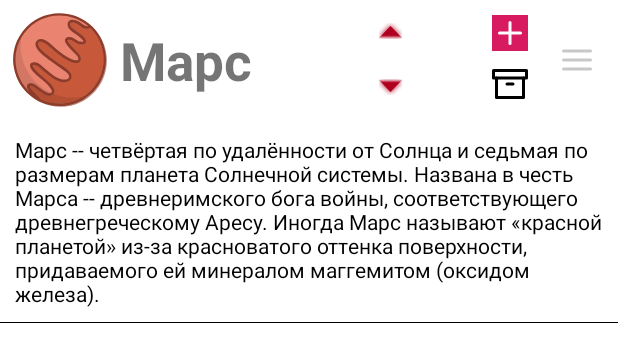
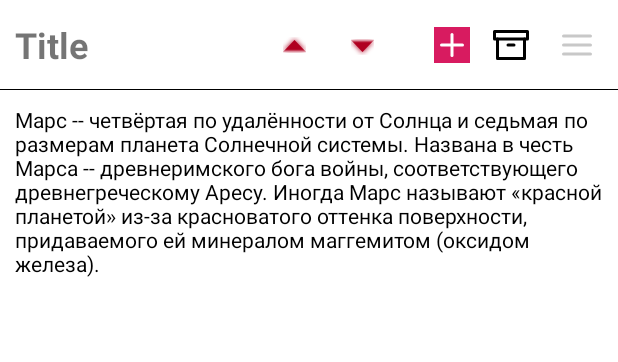
Before and after one commit to FarVoyager/PictureOfTheDay, an Android app: the layout recycler_item_simple.xml on its own in the app's theme, with its tools: preview values and no code run, on a phone screen of 412 x 824 dp. Shown: the top 362 px of the screen. Run offline under Robolectric (Android 15) with nearby library versions, the phone set to English and light mode, and no system bars.

Commit message:
recycler view items redesigned

```diff
--- a/app/src/main/res/layout/recycler_item_mars.xml
+++ b/app/src/main/res/layout/recycler_item_simple.xml
@@ -5,27 +5,24 @@
     android:layout_height="wrap_content"
     xmlns:tools="http://schemas.android.com/tools">
 
-    <androidx.appcompat.widget.AppCompatImageView
-        android:id="@+id/marsImageView"
-        android:layout_width="80dp"
-        android:layout_height="80dp"
-        app:layout_constraintStart_toStartOf="parent"
-        app:layout_constraintTop_toTopOf="parent"
-        app:srcCompat="@drawable/bg_mars" />
 
     <androidx.appcompat.widget.AppCompatTextView
         android:id="@+id/title"
         android:layout_width="wrap_content"
-        android:layout_height="wrap_content"
-        android:text="Марс"
-        android:textSize="35sp"
+        android:layout_height="60dp"
+        android:layout_marginLeft="10dp"
+        android:text="Title"
+        android:gravity="center"
+        android:textAlignment="center"
+        android:textSize="24sp"
         android:textStyle="bold"
-        app:layout_constraintBottom_toBottomOf="@+id/marsImageView"
-        app:layout_constraintStart_toEndOf="@+id/marsImageView"
-        app:layout_constraintTop_toTopOf="@+id/marsImageView" />
+        app:layout_constraintStart_toStartOf="parent"
+        app:layout_constraintTop_toTopOf="parent"
+        android:layout_marginStart="10dp" />
+
 
     <androidx.appcompat.widget.AppCompatTextView
-        android:id="@+id/marsDescriptionTextView"
+        android:id="@+id/descriptionTextView"
         android:layout_width="wrap_content"
         android:layout_height="wrap_content"
         android:padding="10dp"
@@ -34,18 +31,18 @@
         android:visibility="gone"
         app:layout_constraintEnd_toEndOf="parent"
         app:layout_constraintStart_toStartOf="parent"
-        app:layout_constraintTop_toBottomOf="@+id/marsImageView"
+        app:layout_constraintTop_toBottomOf="@+id/title"
         tools:visibility="visible" />
 
     <androidx.appcompat.widget.AppCompatImageView
         android:id="@+id/moveItemUp"
         android:layout_width="wrap_content"
         android:layout_height="wrap_content"
-        android:layout_marginTop="15dp"
-        android:layout_marginRight="60dp"
+        android:layout_marginRight="30dp"
         android:tint="@color/design_default_color_error"
-        app:layout_constraintEnd_toStartOf="@id/addItemImageView"
-        app:layout_constraintTop_toTopOf="parent"
+        app:layout_constraintEnd_toStartOf="@id/moveItemDown"
+        app:layout_constraintTop_toTopOf="@id/title"
+        app:layout_constraintBottom_toBottomOf="@id/title"
         app:srcCompat="@android:drawable/arrow_up_float" />
 
     <androidx.appcompat.widget.AppCompatImageView
@@ -53,31 +50,31 @@
         android:layout_width="wrap_content"
         android:layout_height="wrap_content"
         android:layout_marginTop="25dp"
-        android:layout_marginRight="60dp"
+        android:layout_marginRight="40dp"
         android:tint="@color/design_default_color_error"
-        app:layout_constraintTop_toBottomOf="@id/moveItemUp"
-        app:layout_constraintEnd_toStartOf="@id/removeItemImageView"
+        app:layout_constraintTop_toTopOf="@id/title"
+        app:layout_constraintEnd_toStartOf="@id/addItemImageView"
         app:srcCompat="@android:drawable/arrow_down_float" />
 
     <androidx.appcompat.widget.AppCompatImageView
         android:id="@+id/addItemImageView"
         android:layout_width="wrap_content"
         android:layout_height="wrap_content"
-        android:layout_marginTop="10dp"
-        android:layout_marginRight="60dp"
+        android:layout_marginRight="15dp"
         android:background="@color/colorAccent"
-        app:layout_constraintEnd_toEndOf="parent"
-        app:layout_constraintTop_toTopOf="parent"
+        app:layout_constraintEnd_toStartOf="@id/removeItemImageView"
+        app:layout_constraintTop_toTopOf="@id/title"
+        app:layout_constraintBottom_toBottomOf="@id/title"
         app:srcCompat="@drawable/ic_plus_fab" />
 
     <androidx.appcompat.widget.AppCompatImageView
         android:id="@+id/removeItemImageView"
         android:layout_width="wrap_content"
         android:layout_height="wrap_content"
-        android:layout_marginTop="10dp"
-        android:layout_marginRight="60dp"
-        app:layout_constraintEnd_toEndOf="parent"
-        app:layout_constraintTop_toBottomOf="@id/addItemImageView"
+        android:layout_marginRight="20dp"
+        app:layout_constraintEnd_toStartOf="@id/dragHandleImageView"
+        app:layout_constraintTop_toTopOf="@id/title"
+        app:layout_constraintBottom_toBottomOf="@id/title"
         app:srcCompat="@drawable/ic_archive" />
 
     <androidx.appcompat.widget.AppCompatImageView
@@ -86,15 +83,15 @@
         android:layout_height="wrap_content"
         android:layout_marginRight="15dp"
         android:tint="@color/cardview_shadow_start_color"
-        app:layout_constraintBottom_toBottomOf="@+id/marsImageView"
+        app:layout_constraintBottom_toBottomOf="@+id/title"
         app:layout_constraintEnd_toEndOf="parent"
-        app:layout_constraintTop_toTopOf="@+id/marsImageView"
+        app:layout_constraintTop_toTopOf="@+id/title"
         app:srcCompat="@drawable/ic_hamburger_menu_bottom_bar" />
 
     <View
         android:layout_width="match_parent"
         android:layout_height="1px"
         android:background="#000"
-        app:layout_constraintBottom_toBottomOf="@+id/marsDescriptionTextView"
+        app:layout_constraintBottom_toBottomOf="@+id/title"
         app:layout_constraintStart_toStartOf="parent" />
 </androidx.constraintlayout.widget.ConstraintLayout>
```
Also changed, not shown: app/src/main/java/com/example/pictureoftheday/ui/main/PictureOfTheDayFragment.kt (+2 -5 lines), app/src/main/java/com/example/pictureoftheday/ui/main/recyclerview/RecyclerViewNotesFragment.kt (renamed from app/src/main/java/com/example/pictureoftheday/ui/main/recyclerview/RecyclerViewFragment.kt, +32 -64 lines), app/src/main/res/layout/recycler_item_earth.xml (deleted, +0 -83 lines), app/src/main/res/layout/recycler_item_img.xml (added, +102 -0 lines), app/src/main/res/layout/recycler_view_header.xml (deleted, +0 -25 lines), app/src/main/java/com/example/pictureoftheday/ui/main/recyclerview/ItemTouchHelperInterfaces.kt (renamed from app/src/main/java/com/example/pictureoftheday/ui/main/recyclerview/ItemTouchHelperAdapter.kt).
